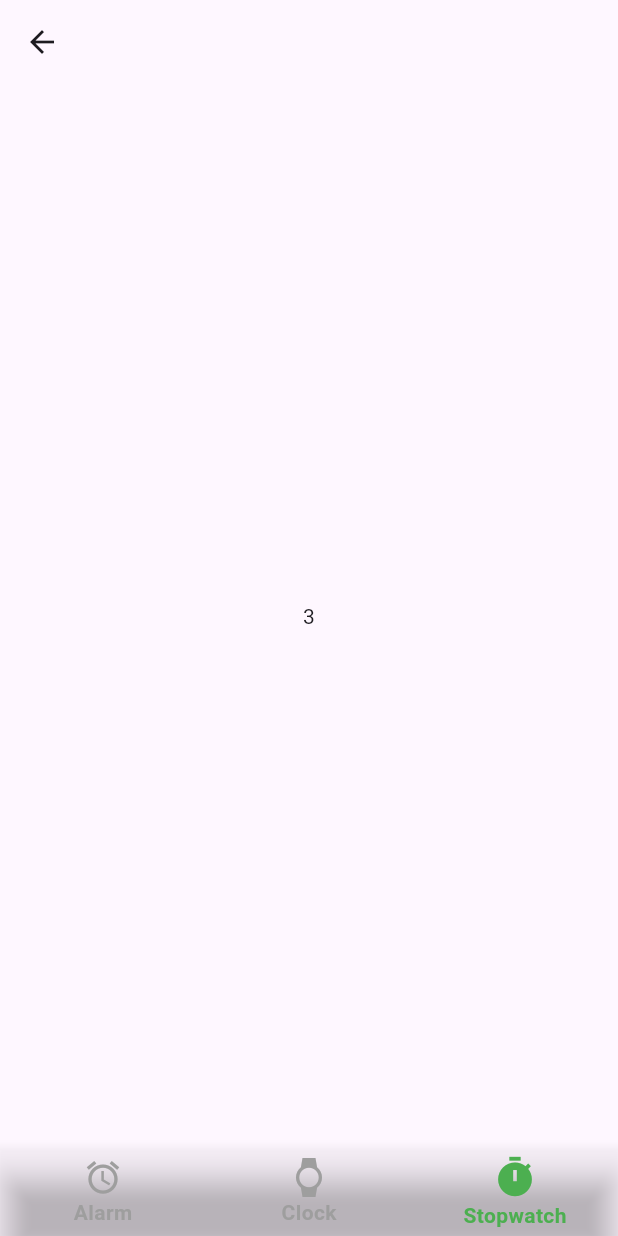
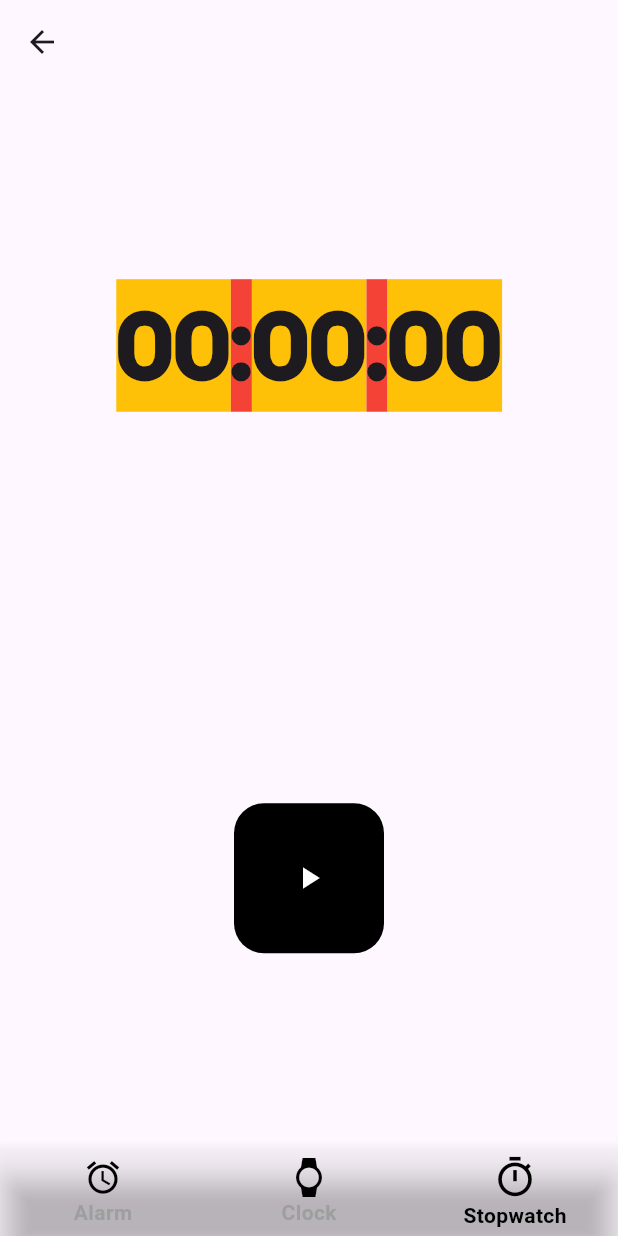
Before and after one commit to coder2505/smartphone-OS, a Flutter app: the Appclockhome screen opened directly, item 3 of the bottom bar chosen, on a phone screen of 412 x 824 dp. Run offline on Flutter 3.47's test engine with Material 3 defaults, Android fonts, the light colour scheme and no system bars; drawn by our look-alikes of stylish_bottom_bar; our stand-ins replace audioplayers, flutter_riverpod, page_transition; missing offline and left inert: flutter_analog_clock, record.

Commit message:
Stop watch play pauses, but stutters due to changing font size

```diff
--- a/lib/clock_app/appClockHome.dart
+++ b/lib/clock_app/appClockHome.dart
@@ -2,6 +2,7 @@ import 'package:flutter/material.dart';
 import 'package:flutter_riverpod/flutter_riverpod.dart';
 import 'package:mobile_os_2/clock_app/clock_app_riverpod.dart';
 import 'package:mobile_os_2/clock_app/page_clock/clock_page.dart';
+import 'package:mobile_os_2/clock_app/page_stopwatch/stopwatch_page.dart';
 import 'package:stylish_bottom_bar/stylish_bottom_bar.dart';
 
 class Appclockhome extends ConsumerStatefulWidget {
@@ -17,7 +18,7 @@ class _AppclockhomeState extends ConsumerState<Appclockhome> {
   List pages = [
     Center(child: Text("1")),
     Center(child: ClockPage()),
-    Center(child: Text("3")),
+    Center(child: StopwatchPage()),
   ];
 
   @override
@@ -32,9 +33,21 @@ class _AppclockhomeState extends ConsumerState<Appclockhome> {
       bottomNavigationBar: StylishBottomBar(
         backgroundColor: Colors.transparent,
         items: [
-          BottomBarItem(icon: Icon(Icons.alarm), title: Text("Alarm")),
-          BottomBarItem(icon: Icon(Icons.watch), title: Text("Clock")),
-          BottomBarItem(icon: Icon(Icons.timer), title: Text("Stopwatch")),
+          BottomBarItem(
+            icon: Icon(Icons.alarm, color: Colors.black),
+            title: Text("Alarm"),
+            selectedColor: Colors.black,
+          ),
+          BottomBarItem(
+            icon: Icon(Icons.watch, color: Colors.black),
+            title: Text("Clock"),
+            selectedColor: Colors.black,
+          ),
+          BottomBarItem(
+            icon: Icon(Icons.timer_outlined, color: Colors.black),
+            title: Text("Stopwatch"),
+            selectedColor: Colors.black,
+          ),
         ],
         option: AnimatedBarOptions(
           barAnimation: BarAnimation.blink,
--- a/lib/clock_app/appClockIcon.dart
+++ b/lib/clock_app/appClockIcon.dart
@@ -1,5 +1,4 @@
 import 'package:flutter/material.dart';
-import 'package:flutter/widgets.dart';
 import 'package:mobile_os_2/clock_app/appClockHome.dart';
 import 'package:page_transition/page_transition.dart';
 
--- a/lib/clock_app/clock_app_riverpod.dart
+++ b/lib/clock_app/clock_app_riverpod.dart
@@ -3,3 +3,20 @@ import 'package:flutter_riverpod/flutter_riverpod.dart';
 final bottomNavBarSelected = StateProvider<int>((ref) {
   return 1;
 });
+
+final stopwatchstartProvider = StateProvider<bool>((ref) {
+  return false;
+});
+
+final timeHoursProvider = StateProvider<String>((ref) {
+  return '00';
+});
+final timeMinutesProvider = StateProvider<String>((ref) {
+  return '00';
+});
+final timeSecondsProvider = StateProvider<String>((ref) {
+  return '00';
+});
+final timeMilliSecondsProvider = StateProvider<String>((ref) {
+  return '00';
+});
--- a/lib/clock_app/page_clock/clock_page.dart
+++ b/lib/clock_app/page_clock/clock_page.dart
@@ -1,5 +1,6 @@
 import 'package:flutter/material.dart';
 import 'package:flutter_analog_clock/flutter_analog_clock.dart';
+import 'package:intl/intl.dart';
 
 class ClockPage extends StatefulWidget {
   const ClockPage({super.key});
@@ -12,7 +13,8 @@ class _ClockPageState extends State<ClockPage> {
   @override
   Widget build(BuildContext context) {
     double height = MediaQuery.of(context).size.height;
-    double width = MediaQuery.of(context).size.width;
+    // double width = MediaQuery.of(context).size.width;
+    DateTime time = DateTime.now();
 
     AnalogClock clock = AnalogClock.dark(
       hourNumbers: [],
@@ -42,7 +44,8 @@ class _ClockPageState extends State<ClockPage> {
                   Icon(Icons.location_on_rounded),
                   SizedBox(width: 10),
                   Text(
-                    "India",
+                    // "India",
+                    time.timeZoneName,
                     style: TextStyle(
                       fontFamily: 'PlayfairDisplay',
                       fontWeight: FontWeight.bold,
@@ -62,16 +65,18 @@ class _ClockPageState extends State<ClockPage> {
                 mainAxisAlignment: MainAxisAlignment.spaceEvenly,
                 children: [
                   Text(
-                    "Monday, 28 April 2025",
+                    // "Monday, 28 April 2025",
+                    DateFormat.yMMMMEEEEd().format(time),
                     style: TextStyle(
                       color: const Color.fromARGB(255, 92, 92, 92),
                       fontSize: 16,
                       fontWeight: FontWeight.bold,
-                      fontFamily: 'PlayfairDisplay',
+                      fontFamily: 'CalSans',
                     ),
                   ),
                   Text(
-                    "10:08 PM",
+                    //10:30 PM
+                    DateFormat("hh:mm a").format(time),
                     style: TextStyle(
                       fontSize: 48,
                       fontWeight: FontWeight.bold,
--- /dev/null
+++ b/lib/clock_app/page_stopwatch/stopwatch_page.dart
@@ -0,0 +1,152 @@
+import 'package:flutter/material.dart';
+import 'dart:async';
+
+import 'package:flutter_riverpod/flutter_riverpod.dart';
+import 'package:mobile_os_2/clock_app/clock_app_riverpod.dart';
+import 'package:mobile_os_2/global.dart';
+
+class StopwatchPage extends ConsumerStatefulWidget {
+  const StopwatchPage({super.key});
+
+  @override
+  ConsumerState<StopwatchPage> createState() => _StopwatchPageState();
+}
+
+class _StopwatchPageState extends ConsumerState<StopwatchPage> {
+  @override
+  Widget build(BuildContext context) {
+    ref.watch(stopwatchstartProvider);
+    ref.watch(timeHoursProvider);
+    ref.watch(timeMinutesProvider);
+    ref.watch(timeMinutesProvider);
+    ref.watch(timeMilliSecondsProvider);
+
+    double width = MediaQuery.sizeOf(context).width;
+
+    bool pressedStart = ref.read(stopwatchstartProvider.notifier).state;
+    String timeHours = ref.read(timeHoursProvider.notifier).state;
+    String timeMinutes = ref.read(timeMinutesProvider.notifier).state;
+    String timeSeconds = ref.read(timeSecondsProvider.notifier).state;
+    String timeMilliSeconds = ref.read(timeMilliSecondsProvider.notifier).state;
+
+    void startTime() {
+      Global.stopwatch.start();
+      Global.timer = Timer.periodic(Duration(milliseconds: 1), (t) {
+        if (Global.stopwatch.isRunning) {
+          if (mounted) {
+            ref.read(timeMinutesProvider.notifier).state = Global
+                .stopwatch
+                .elapsed
+                .toString()
+                .substring(2, 4);
+            ref.read(timeSecondsProvider.notifier).state = Global
+                .stopwatch
+                .elapsed
+                .toString()
+                .substring(5, 7);
+            ref.read(timeMilliSecondsProvider.notifier).state = Global
+                .stopwatch
+                .elapsed
+                .toString()
+                .substring(8, 10);
+          }
+        }
+      });
+    }
+
+    void stopTime() {
+      Global.timer?.cancel();
+      Global.stopwatch.stop();
+    }
+
+    return Scaffold(
+      body: Column(
+        mainAxisAlignment: MainAxisAlignment.spaceAround,
+        children: [
+          SizedBox(
+            child: Center(
+              child: Row(
+                mainAxisAlignment: MainAxisAlignment.center,
+                children: [
+                  Text(
+                    timeMinutes,
+                    style: TextStyle(
+                      backgroundColor: Colors.amber,
+                      fontFamily: 'CalSans',
+                      fontWeight: FontWeight.bold,
+                      fontSize: width * 0.15,
+                    ),
+                  ),
+                  Text(
+                    ':',
+                    style: TextStyle(
+                      backgroundColor: Colors.red,
+                      fontFamily: 'CalSans',
+                      fontWeight: FontWeight.bold,
+                      fontSize: width * 0.15,
+                    ),
+                  ),
+                  Text(
+                    timeSeconds,
+                    style: TextStyle(
+                      backgroundColor: Colors.amber,
+                      fontFamily: 'CalSans',
+                      fontWeight: FontWeight.bold,
+                      fontSize: width * 0.15,
+                    ),
+                  ),
+                  Text(
+                    ':',
+                    style: TextStyle(
+                      backgroundColor: Colors.red,
+                      fontFamily: 'CalSans',
+                      fontWeight: FontWeight.bold,
+                      fontSize: width * 0.15,
+                    ),
+                  ),
+                  Text(
+                    timeMilliSeconds,
+                    style: TextStyle(
+                      backgroundColor: Colors.amber,
+                      fontFamily: 'CalSans',
+                      fontWeight: FontWeight.bold,
+                      fontSize: width * 0.15,
+                    ),
+                  ),
+                ],
+              ),
+            ),
+          ),
+          Row(
+            mainAxisAlignment: MainAxisAlignment.center,
+            children: [
+              GestureDetector(
+                onTap: () {
+                  if (pressedStart) {
+                    ref.read(stopwatchstartProvider.notifier).state = false;
+                    stopTime();
+                  } else {
+                    ref.read(stopwatchstartProvider.notifier).state = true;
+                    startTime();
+                  }
+                },
+                child: Container(
+                  width: 100,
+                  height: 100,
+                  decoration: BoxDecoration(
+                    borderRadius: BorderRadius.circular(20),
+                    color: Colors.black,
+                  ),
+                  child: Icon(
+                    color: Colors.white,
+                    pressedStart ? Icons.pause : Icons.play_arrow,
+                  ),
+                ),
+              ),
+            ],
+          ),
+        ],
+      ),
+    );
+  }
+}
--- /dev/null
+++ b/lib/global.dart
@@ -0,0 +1,6 @@
+import 'dart:async';
+
+class Global {
+  static final Stopwatch stopwatch = Stopwatch();
+  static Timer? timer;
+}
--- a/pubspec.yaml
+++ b/pubspec.yaml
@@ -18,6 +18,7 @@ dependencies:
   just_audio: ^0.10.1
   stylish_bottom_bar: ^1.1.1
   flutter_analog_clock: ^1.0.3
+  intl: ^0.20.2
 
 
 dev_dependencies:
```
Also changed, not shown: pubspec.lock.
